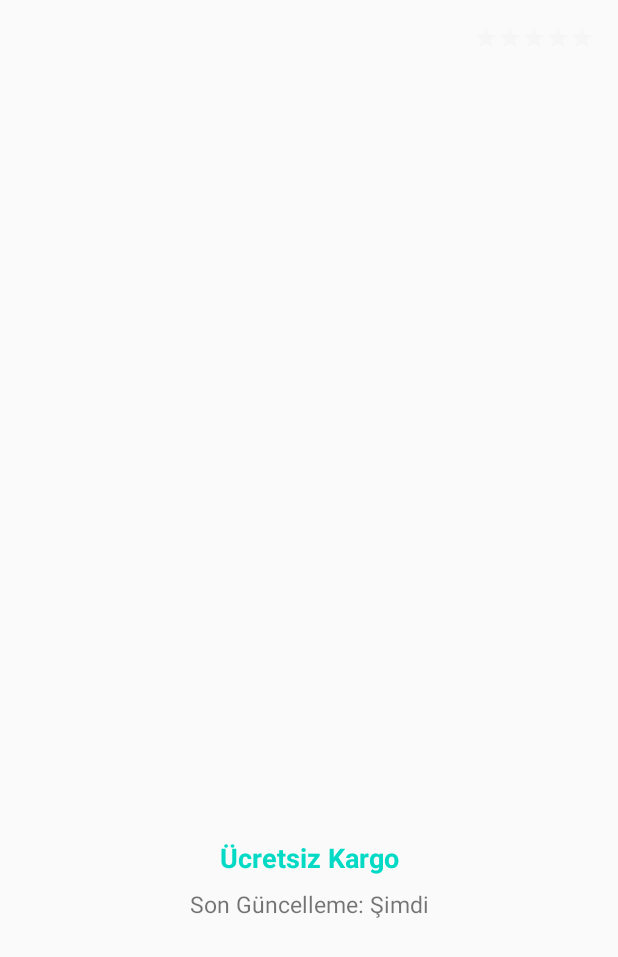
After one commit to sinan-sarisen/List-products-from-Api-MVVM, an Android app: the ProductDetailActivity screen opened directly, with no data from a screen before it, on a phone screen of 412 x 824 dp. The commit adds this screen. Shown: the top 957 px of the screen. Run offline under Robolectric (Android 15) with nearby library versions, the phone set to English and light mode, and no system bars; pictures from the network do not load.

Commit message:
project finished

```diff
--- a/app/build.gradle
+++ b/app/build.gradle
@@ -73,10 +73,4 @@ dependencies {
     implementation "androidx.viewpager2:viewpager2:1.0.0"
     implementation "me.relex:circleindicator:2.1.6"
 
-    //Nav Graph
-    def nav_version_ktx = "2.1.0-beta01"
-    implementation "androidx.navigation:navigation-fragment-ktx:$nav_version_ktx"
-    implementation "androidx.navigation:navigation-ui-ktx:$nav_version_ktx"
-
-
 }
--- a/app/src/main/java/com/sinansarisen/demo/view/adapter/ProductAdapter.kt
+++ b/app/src/main/java/com/sinansarisen/demo/view/adapter/ProductAdapter.kt
@@ -8,7 +8,7 @@ import com.bumptech.glide.Glide
 import com.sinansarisen.demo.databinding.AdapterProductBinding
 import com.sinansarisen.demo.service.model.Product
 import com.sinansarisen.demo.service.repository.ProductItemClickListener
-import com.sinansarisen.demo.view.ui.toPrice
+import com.sinansarisen.demo.utils.toPrice
 import com.sinansarisen.demo.viewmodel.MainViewModel
 
 class ProductAdapter(private var listener: ProductItemClickListener): RecyclerView.Adapter<MainViewHolder>() {
@@ -37,7 +37,7 @@ class ProductAdapter(private var listener: ProductItemClickListener): RecyclerVi
 
     override fun onBindViewHolder(holder: MainViewHolder, position: Int) {
         val product = products[position]
-        holder.binding.name.text = product.name
+        holder.binding.productName.text = product.name
         holder.binding.price.text = product.price.toPrice('₺')
         Glide.with(holder.itemView.context).load(product.imageUrl).into(holder.binding.imageview)
 
--- a/app/src/main/java/com/sinansarisen/demo/view/adapter/ViewPagerAdapter.kt
+++ b/app/src/main/java/com/sinansarisen/demo/view/adapter/ViewPagerAdapter.kt
@@ -7,8 +7,7 @@ import androidx.recyclerview.widget.RecyclerView
 import com.bumptech.glide.Glide
 import com.sinansarisen.demo.databinding.HorizontalItemHolderBinding
 import com.sinansarisen.demo.service.model.HorizontalProduct
-import com.sinansarisen.demo.service.model.Product
-import com.sinansarisen.demo.view.ui.toPrice
+import com.sinansarisen.demo.utils.toPrice
 
 class ViewPagerAdapter(
     private val context: Context,
--- /dev/null
+++ b/app/src/main/java/com/sinansarisen/demo/view/ui/ProductDetailActivity.kt
@@ -0,0 +1,64 @@
+package com.sinansarisen.demo.view.ui
+
+import androidx.appcompat.app.AppCompatActivity
+import android.os.Bundle
+import android.view.View
+import android.widget.Button
+import android.widget.LinearLayout
+import com.bumptech.glide.Glide
+import com.sinansarisen.demo.R
+import com.sinansarisen.demo.databinding.ActivityProductDetailBinding
+import com.sinansarisen.demo.service.model.ResultDetails
+import com.sinansarisen.demo.utils.toPrice
+
+class ProductDetailActivity : AppCompatActivity() {
+    private lateinit var binding: ActivityProductDetailBinding
+
+
+    override fun onCreate(savedInstanceState: Bundle?) {
+        super.onCreate(savedInstanceState)
+        setContentView(R.layout.activity_product_detail)
+        binding = ActivityProductDetailBinding.inflate(layoutInflater)
+        setContentView(binding.root)
+
+        binding.ratingBar.isEnabled = false
+        binding.ratingBar.max = 5
+        binding.ratingBar.stepSize = 0.01f
+        binding.ratingBar.invalidate()
+        val resultDetails = intent.getParcelableExtra<ResultDetails>("resultDetails")
+
+        resultDetails?.let {
+            binding.productName.text = it.productName
+
+            binding.price.text = it.price.toPrice('₺')
+
+            Glide.with(this)
+                .load(it.imageUrl)
+                .into(binding.imageview)
+
+            binding.ratingBar.rating = it.rating.toFloat()
+
+            binding.mkName.text= it.mkName
+
+            binding.sellerCount.text = "${it.countOfPrices} satıcı içinde kargo dahil en uygun fiyat seçeneği"
+
+            binding.latestUpdate.text = "Son güncelleme: ${it.lastUpdate} "
+
+            if(it.freeShipping){
+                binding.freeShipping.visibility = View.VISIBLE
+            }else
+                binding.freeShipping.visibility = View.GONE
+
+
+            for (name in it.storageOptions) {
+                val button = Button(this)
+                button.layoutParams = LinearLayout.LayoutParams(
+                    LinearLayout.LayoutParams.WRAP_CONTENT,
+                    LinearLayout.LayoutParams.WRAP_CONTENT
+                )
+                button.text = name
+                binding.buttonContainer.addView(button)
+            }
+        }
+    }
+}
--- /dev/null
+++ b/app/src/main/res/layout/activity_product_detail.xml
@@ -0,0 +1,128 @@
+<?xml version="1.0" encoding="utf-8"?>
+<androidx.constraintlayout.widget.ConstraintLayout xmlns:android="http://schemas.android.com/apk/res/android"
+    xmlns:app="http://schemas.android.com/apk/res-auto"
+    xmlns:tools="http://schemas.android.com/tools"
+    android:layout_width="match_parent"
+    android:layout_height="match_parent"
+    tools:context=".view.ui.ProductDetailActivity">
+    <androidx.constraintlayout.widget.ConstraintLayout
+        android:layout_width="match_parent"
+        android:layout_height="match_parent">
+
+
+    <TextView
+        android:id="@+id/mk_name"
+        android:layout_width="wrap_content"
+        android:layout_height="wrap_content"
+        android:padding="8dp"
+        android:textSize="25sp"
+        android:ellipsize="end"
+        android:maxLines="1"
+        tools:text="Apple"
+        android:textColor="@color/bright_blue"
+        android:textStyle="bold"
+        app:layout_constraintStart_toStartOf="parent"
+        app:layout_constraintTop_toTopOf="parent"/>
+
+        <RatingBar
+            android:id="@+id/ratingBar"
+            style="?android:attr/ratingBarStyleSmall"
+            android:layout_width="wrap_content"
+            android:layout_height="wrap_content"
+            app:layout_constraintBottom_toTopOf="@+id/product_name"
+            app:layout_constraintEnd_toEndOf="parent"
+            app:layout_constraintHorizontal_bias="0.95"
+            app:layout_constraintStart_toEndOf="@+id/mk_name"
+            app:layout_constraintTop_toTopOf="parent">
+
+        </RatingBar>
+
+        <TextView
+            android:id="@+id/product_name"
+            android:layout_width="match_parent"
+            android:layout_height="wrap_content"
+            android:ellipsize="end"
+            android:maxLines="1"
+            android:padding="8dp"
+            android:textSize="25sp"
+            android:textStyle="bold"
+            app:layout_constraintStart_toStartOf="parent"
+            app:layout_constraintTop_toBottomOf="@id/mk_name"
+            tools:text="iPhone 13" />
+
+        <androidx.appcompat.widget.AppCompatImageView
+            android:id="@+id/imageview"
+            android:layout_width="300dp"
+            android:layout_height="360dp"
+            android:adjustViewBounds="true"
+            android:padding="8dp"
+            android:scaleType="fitCenter"
+            app:layout_constraintEnd_toEndOf="parent"
+            app:layout_constraintStart_toStartOf="parent"
+            app:layout_constraintTop_toBottomOf="@id/product_name"></androidx.appcompat.widget.AppCompatImageView>
+
+        <LinearLayout
+            android:id="@+id/buttonContainer"
+            android:layout_width="match_parent"
+            android:layout_height="0dp"
+            android:orientation="horizontal"
+            android:gravity="center_horizontal"
+            android:fillViewport="true"
+            app:layout_constraintStart_toStartOf="parent"
+            app:layout_constraintTop_toBottomOf="@id/imageview">
+
+        </LinearLayout>
+        <TextView
+            android:id="@+id/sellerCount"
+            android:layout_width="wrap_content"
+            android:layout_height="wrap_content"
+            android:padding="8dp"
+            android:textSize="15sp"
+            android:textStyle="bold"
+            app:layout_constraintEnd_toEndOf="parent"
+            app:layout_constraintStart_toStartOf="parent"
+            app:layout_constraintTop_toBottomOf="@id/buttonContainer"
+            tools:text="132 satıcı içinde kargo dahil en uygun fiyat seçeneği" />
+
+        <TextView
+            android:id="@+id/price"
+            android:layout_width="wrap_content"
+            android:layout_height="wrap_content"
+            android:padding="8dp"
+            android:textSize="30sp"
+            android:textStyle="bold"
+            app:layout_constraintEnd_toEndOf="parent"
+            app:layout_constraintStart_toStartOf="parent"
+            app:layout_constraintTop_toBottomOf="@id/sellerCount"
+            tools:text="18.000" />
+
+        <TextView
+            android:id="@+id/freeShipping"
+            android:layout_width="wrap_content"
+            android:layout_height="wrap_content"
+            android:padding="4dp"
+            android:textColor="@color/teal_200"
+            android:textSize="18sp"
+            android:textStyle="bold"
+            app:layout_constraintBottom_toBottomOf="parent"
+            app:layout_constraintEnd_toEndOf="parent"
+            app:layout_constraintStart_toStartOf="parent"
+            app:layout_constraintTop_toBottomOf="@id/price"
+            app:layout_constraintVertical_bias="0.0"
+            android:text="Ücretsiz Kargo" />
+        <TextView
+            android:id="@+id/latestUpdate"
+            android:layout_width="wrap_content"
+            android:layout_height="wrap_content"
+            android:padding="4dp"
+            android:textSize="15sp"
+            app:layout_constraintBottom_toBottomOf="parent"
+            app:layout_constraintEnd_toEndOf="parent"
+            app:layout_constraintStart_toStartOf="parent"
+            app:layout_constraintTop_toBottomOf="@id/freeShipping"
+            app:layout_constraintVertical_bias="0.0"
+            android:text="Son Güncelleme: Şimdi" />
+    </androidx.constraintlayout.widget.ConstraintLayout>
+
+
+</androidx.constraintlayout.widget.ConstraintLayout>
--- a/app/src/main/res/layout/adapter_product.xml
+++ b/app/src/main/res/layout/adapter_product.xml
@@ -23,7 +23,7 @@
     </androidx.appcompat.widget.AppCompatImageView>
 
     <TextView
-        android:id="@+id/name"
+        android:id="@+id/product_name"
         android:layout_width="match_parent"
         android:layout_height="wrap_content"
         android:padding="8dp"
--- a/app/src/main/res/navigation/app_navigation.xml
+++ /dev/null
@@ -1,6 +0,0 @@
-<?xml version="1.0" encoding="utf-8"?>
-<navigation xmlns:android="http://schemas.android.com/apk/res/android"
-    xmlns:app="http://schemas.android.com/apk/res-auto"
-    android:id="@+id/app_navigation">
-
-</navigation>
--- a/app/src/main/res/values/colors.xml
+++ b/app/src/main/res/values/colors.xml
@@ -3,6 +3,8 @@
     <color name="purple_200">#FFBB86FC</color>
     <color name="purple_500">#FF6200EE</color>
     <color name="purple_700">#FF3700B3</color>
+    <color name="bright_blue">#0096FF</color>
+    <color name="green">#00FF00</color>
     <color name="teal_200">#FF03DAC5</color>
     <color name="teal_700">#FF018786</color>
     <color name="black">#FF000000</color>
```
Also changed, not shown: app/src/main/AndroidManifest.xml (+12 -8 lines), app/src/main/java/com/sinansarisen/demo/service/model/ProductDetailResponse.kt (+45 -2 lines), app/src/main/java/com/sinansarisen/demo/utils/Tools.kt (added, +24 -0 lines), app/src/main/java/com/sinansarisen/demo/view/ui/MainActivity.kt (+11 -15 lines), app/src/main/java/com/sinansarisen/demo/viewmodel/MainViewModel.kt (+3 -6 lines).
